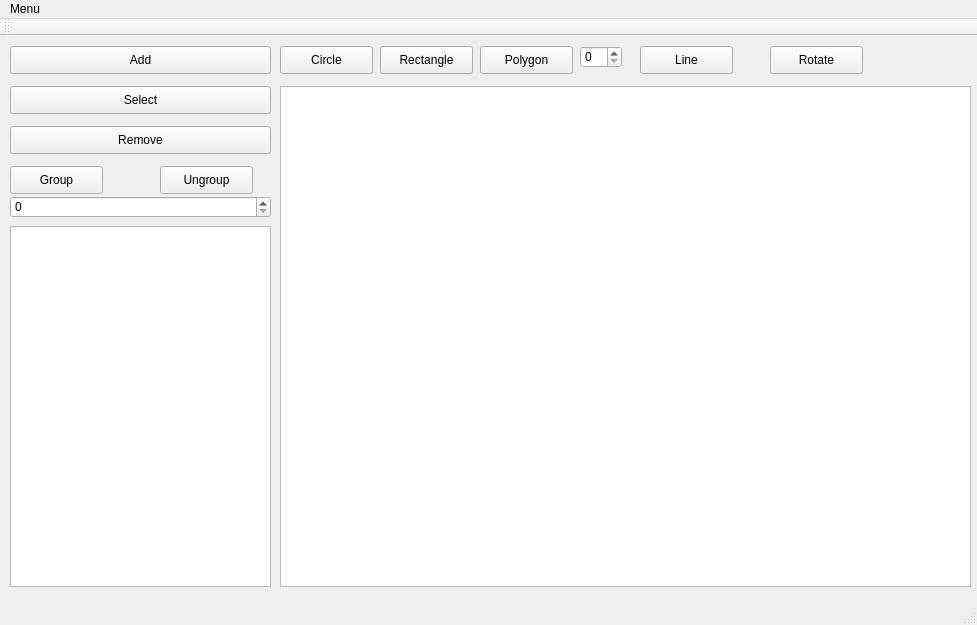
ilyasil2surgut/Lab4OOP, file mainwindow.ui: the form before one commit.
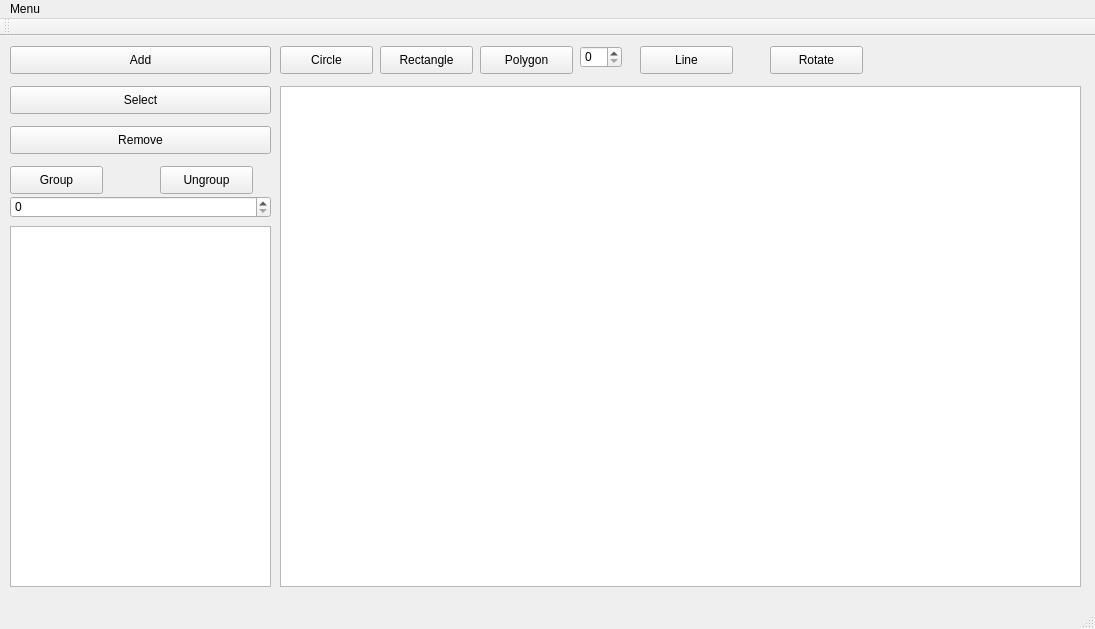
The form after the commit.

What changed in the file:
```diff
--- a/mainwindow.ui
+++ b/mainwindow.ui
@@ -6,8 +6,8 @@
    <rect>
     <x>0</x>
     <y>0</y>
-    <width>977</width>
-    <height>625</height>
+    <width>1095</width>
+    <height>629</height>
    </rect>
   </property>
   <property name="windowTitle">
@@ -58,7 +58,7 @@
      <rect>
       <x>280</x>
       <y>50</y>
-      <width>691</width>
+      <width>801</width>
       <height>501</height>
      </rect>
     </property>
@@ -190,7 +190,7 @@
     <rect>
      <x>0</x>
      <y>0</y>
-     <width>977</width>
+     <width>1095</width>
      <height>26</height>
     </rect>
    </property>
```
